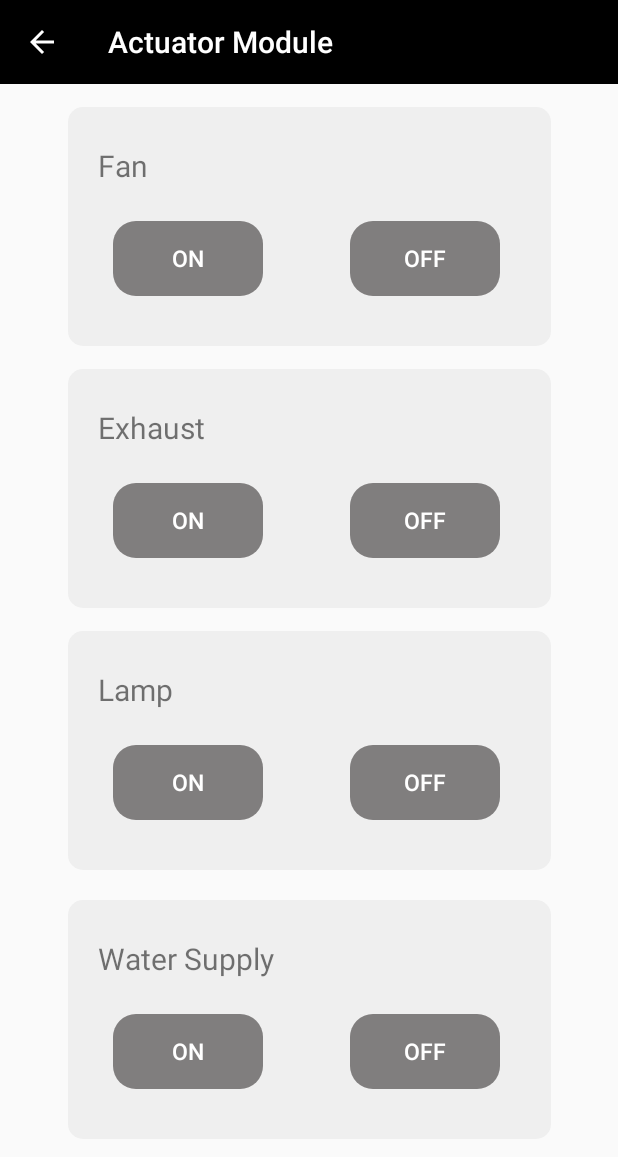
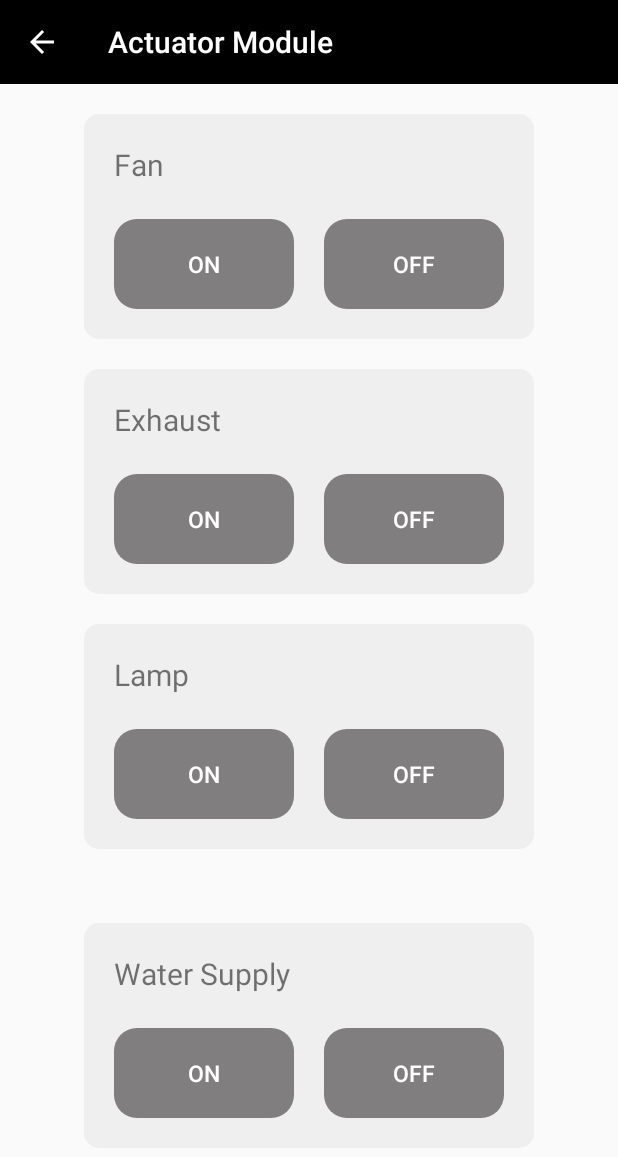
Before and after one commit to Shubhamdhakad432/-greenhouse_monitoring, an Android app: the Actuator screen opened directly, with no data from a screen before it, on a phone screen of 412 x 824 dp. Shown: the top 1157 px of the screen. Run offline under Robolectric (Android 15) with nearby library versions, the phone set to English and light mode, and no system bars; libraries missing offline, so code that uses them is left out: org.eclipse.paho; network calls fail.

Commit message:
Update actuater module

```diff
--- a/app/src/main/res/layout/activity_actuator.xml
+++ b/app/src/main/res/layout/activity_actuator.xml
@@ -14,200 +14,211 @@
         android:layout_height="wrap_content"
         tools:context=".Actuator">
 
-        <android.support.v7.widget.GridLayout
-            android:id="@+id/gridLayout"
-            android:layout_width="322dp"
-            android:layout_height="159dp"
-            android:layout_marginTop="15dp"
+        <LinearLayout
+            android:id="@+id/linearLayout"
+            android:layout_width="300dp"
+            android:layout_height="150dp"
+            android:layout_marginTop="20dp"
             android:background="@drawable/linearlayoutshapesensor"
+            android:orientation="vertical"
             app:layout_constraintEnd_toEndOf="parent"
-            app:layout_constraintHorizontal_bias="0.505"
             app:layout_constraintStart_toStartOf="parent"
-            app:layout_constraintTop_toTopOf="parent">
+            app:layout_constraintTop_toTopOf="parent"
+            tools:ignore="MissingConstraints">
 
             <TextView
                 android:id="@+id/temp_act_text"
-                android:layout_width="158dp"
-                android:layout_height="76dp"
+                android:layout_width="match_parent"
+                android:layout_height="50dp"
                 android:paddingStart="20dp"
-                android:paddingTop="25dp"
+                android:paddingTop="20dp"
                 android:text="@string/temperature_act"
                 android:textSize="20sp"
-                app:layout_column="0"
-                app:layout_row="0"
                 tools:ignore="RtlSymmetry" />
+
+            <LinearLayout
+                android:layout_width="match_parent"
+                android:layout_height="100dp"
+                android:orientation="horizontal">
 
                 <Button
                     android:id="@+id/on_switch_temp"
-                android:layout_width="100dp"
-                android:layout_height="50dp"
-                android:layout_marginStart="30dp"
+                    android:layout_width="120dp"
+                    android:layout_height="60dp"
+                    android:layout_gravity="center"
+                    android:layout_marginStart="20dp"
                     android:background="@drawable/roundbutton_actuator"
                     android:text="@string/on_switch"
                     android:textColor="#FFF"
-                android:textSize="15sp"
-                app:layout_column="0"
-                app:layout_row="1" />
+                    android:textSize="15sp" />
 
                 <Button
                     android:id="@+id/off_switch_temp"
-                android:layout_width="100dp"
-                android:layout_height="50dp"
-                android:layout_marginStart="30dp"
+                    android:layout_width="120dp"
+                    android:layout_height="60dp"
+                    android:layout_gravity="center"
+                    android:layout_marginStart="20dp"
                     android:background="@drawable/roundbutton_actuator"
                     android:text="@string/off_switch"
                     android:textColor="#FFF"
-                android:textSize="15sp"
-                app:layout_column="1"
-                app:layout_row="1" />
+                    android:textSize="15sp" />
+            </LinearLayout>
+        </LinearLayout>
 
-        </android.support.v7.widget.GridLayout>
-
-        <android.support.v7.widget.GridLayout
-            android:id="@+id/gridLayout2"
-            android:layout_width="322dp"
-            android:layout_height="159dp"
-            android:layout_marginTop="15dp"
+        <LinearLayout
+            android:id="@+id/linearLayout3"
+            android:layout_width="300dp"
+            android:layout_height="150dp"
+            android:layout_marginTop="20dp"
             android:background="@drawable/linearlayoutshapesensor"
+            android:orientation="vertical"
             app:layout_constraintEnd_toEndOf="parent"
             app:layout_constraintStart_toStartOf="parent"
-            app:layout_constraintTop_toBottomOf="@+id/gridLayout">
+            app:layout_constraintTop_toBottomOf="@+id/linearLayout"
+            tools:ignore="MissingConstraints">
 
             <TextView
                 android:id="@+id/humid_act_text"
-                android:layout_width="158dp"
-                android:layout_height="76dp"
+                android:layout_width="match_parent"
+                android:layout_height="50dp"
                 android:paddingStart="20dp"
-                android:paddingTop="25sp"
+                android:paddingTop="20dp"
                 android:text="@string/humidty_act"
                 android:textSize="20sp"
-                app:layout_column="0"
-                app:layout_row="0"
                 tools:ignore="RtlSymmetry" />
+
+            <LinearLayout
+                android:layout_width="match_parent"
+                android:layout_height="100dp"
+                android:orientation="horizontal">
 
                 <Button
                     android:id="@+id/on_switch_humid"
-                android:layout_width="100dp"
-                android:layout_height="50dp"
-                android:layout_marginStart="30dp"
+                    android:layout_width="120dp"
+                    android:layout_height="60dp"
+                    android:layout_gravity="center"
+                    android:layout_marginStart="20dp"
                     android:background="@drawable/roundbutton_actuator"
                     android:text="@string/on_switch"
                     android:textColor="#FFF"
-                android:textSize="15sp"
-                app:layout_column="0"
-                app:layout_row="1" />
+                    android:textSize="15sp" />
 
                 <Button
                     android:id="@+id/off_switch_humid"
-                android:layout_width="100dp"
-                android:layout_height="50dp"
-                android:layout_marginStart="30dp"
+                    android:layout_width="120dp"
+                    android:layout_height="60dp"
+                    android:layout_gravity="center"
+                    android:layout_marginStart="20dp"
                     android:background="@drawable/roundbutton_actuator"
                     android:text="@string/off_switch"
                     android:textColor="#FFF"
-                android:textSize="15sp"
-                app:layout_column="1"
-                app:layout_row="1" />
+                    android:textSize="15sp" />
+            </LinearLayout>
+        </LinearLayout>
 
-        </android.support.v7.widget.GridLayout>
-
-        <android.support.v7.widget.GridLayout
-            android:id="@+id/gridLayout3"
-            android:layout_width="322dp"
-            android:layout_height="159dp"
-            android:layout_marginTop="15dp"
+        <LinearLayout
+            android:id="@+id/linearLayout4"
+            android:layout_width="300dp"
+            android:layout_height="150dp"
+            android:layout_marginTop="20dp"
             android:background="@drawable/linearlayoutshapesensor"
+            android:orientation="vertical"
             app:layout_constraintEnd_toEndOf="parent"
             app:layout_constraintStart_toStartOf="parent"
-            app:layout_constraintTop_toBottomOf="@+id/gridLayout2">
+            app:layout_constraintTop_toBottomOf="@+id/linearLayout3"
+            tools:ignore="MissingConstraints">
 
             <TextView
                 android:id="@+id/light_act"
-                android:layout_width="158dp"
-                android:layout_height="76dp"
+                android:layout_width="match_parent"
+                android:layout_height="50dp"
                 android:paddingStart="20dp"
-                android:paddingTop="25sp"
+                android:paddingTop="20dp"
                 android:text="@string/light_act"
                 android:textSize="20sp"
-                app:layout_column="0"
-                app:layout_row="0"
                 tools:ignore="RtlSymmetry" />
+
+            <LinearLayout
+                android:layout_width="match_parent"
+                android:layout_height="100dp"
+                android:orientation="horizontal">
 
                 <Button
                     android:id="@+id/on_light"
-                android:layout_width="100dp"
-                android:layout_height="50dp"
-                android:layout_marginStart="30dp"
+                    android:layout_width="120dp"
+                    android:layout_height="60dp"
+                    android:layout_gravity="center"
+                    android:layout_marginStart="20dp"
                     android:background="@drawable/roundbutton_actuator"
                     android:text="@string/on_switch"
                     android:textColor="#FFF"
-                android:textSize="15sp"
-                app:layout_column="0"
-                app:layout_row="1" />
+                    android:textSize="15sp" />
 
                 <Button
                     android:id="@+id/off_light"
-                android:layout_width="100dp"
-                android:layout_height="50dp"
-                android:layout_marginStart="30dp"
+                    android:layout_width="120dp"
+                    android:layout_height="60dp"
+                    android:layout_gravity="center"
+                    android:layout_marginStart="20dp"
                     android:background="@drawable/roundbutton_actuator"
                     android:text="@string/off_switch"
                     android:textColor="#FFF"
-                android:textSize="15sp"
-                app:layout_column="1"
-                app:layout_row="1" />
+                    android:textSize="15sp" />
+            </LinearLayout>
+        </LinearLayout>
 
-        </android.support.v7.widget.GridLayout>
-
-        <android.support.v7.widget.GridLayout
-            android:layout_width="322dp"
-            android:layout_height="159dp"
-            android:layout_marginTop="15dp"
+        <LinearLayout
+            android:id="@+id/linearLayout5"
+            android:layout_width="300dp"
+            android:layout_height="150dp"
+            android:layout_marginTop="20dp"
             android:layout_marginBottom="30dp"
             android:background="@drawable/linearlayoutshapesensor"
+            android:orientation="vertical"
             app:layout_constraintBottom_toBottomOf="parent"
             app:layout_constraintEnd_toEndOf="parent"
             app:layout_constraintStart_toStartOf="parent"
-            app:layout_constraintTop_toBottomOf="@+id/gridLayout3"
-            app:layout_constraintVertical_bias="0.122">
+            app:layout_constraintTop_toBottomOf="@+id/linearLayout4"
+            tools:ignore="MissingConstraints">
 
             <TextView
                 android:id="@+id/light_act_text"
-                android:layout_width="158dp"
-                android:layout_height="76dp"
+                android:layout_width="match_parent"
+                android:layout_height="50dp"
                 android:paddingStart="20dp"
-                android:paddingTop="25sp"
+                android:paddingTop="20dp"
                 android:text="@string/soil_moisture_act"
                 android:textSize="20sp"
-                app:layout_column="0"
-                app:layout_row="0"
                 tools:ignore="RtlSymmetry" />
+
+            <LinearLayout
+                android:layout_width="match_parent"
+                android:layout_height="100dp"
+                android:orientation="horizontal">
 
                 <Button
                     android:id="@+id/on_switch_soil"
-                android:layout_width="100dp"
-                android:layout_height="50dp"
-                android:layout_marginStart="30dp"
+                    android:layout_width="120dp"
+                    android:layout_height="60dp"
+                    android:layout_gravity="center"
+                    android:layout_marginStart="20dp"
                     android:background="@drawable/roundbutton_actuator"
                     android:text="@string/on_switch"
                     android:textColor="#FFF"
-                android:textSize="15sp"
-                app:layout_column="0"
-                app:layout_row="1" />
+                    android:textSize="15sp" />
 
                 <Button
                     android:id="@+id/off_switch_soil"
-                android:layout_width="100dp"
-                android:layout_height="50dp"
-                android:layout_marginStart="30dp"
+                    android:layout_width="120dp"
+                    android:layout_height="60dp"
+                    android:layout_gravity="center"
+                    android:layout_marginStart="20dp"
                     android:background="@drawable/roundbutton_actuator"
                     android:text="@string/off_switch"
                     android:textColor="#FFF"
-                android:textSize="15sp"
-                app:layout_column="1"
-                app:layout_row="1" />
-
-        </android.support.v7.widget.GridLayout>
+                    android:textSize="15sp" />
+            </LinearLayout>
+        </LinearLayout>
 
 
     </android.support.constraint.ConstraintLayout>
--- a/app/src/main/res/layout/activity_main.xml
+++ b/app/src/main/res/layout/activity_main.xml
@@ -19,7 +19,7 @@
 
         <LinearLayout
             android:layout_width="294dp"
-            android:layout_height="462dp"
+            android:layout_height="480dp"
             android:background="@drawable/linearlayoutshape"
             android:orientation="vertical"
             app:layout_constraintBottom_toBottomOf="parent"
@@ -33,10 +33,10 @@
             <TextView
                 android:id="@+id/welcome"
                 android:layout_width="wrap_content"
-                android:layout_height="50dp"
+                android:layout_height="wrap_content"
+                android:layout_gravity="center"
                 android:text="@string/welcome"
                 android:textSize="40sp"
-                android:layout_marginStart="60dp"
                 android:layout_marginTop="20dp"
                 android:textColor="@color/green"/>
 
@@ -44,9 +44,8 @@
                 android:id="@+id/login_username"
                 android:layout_width="wrap_content"
                 android:layout_height="wrap_content"
-                android:layout_marginStart="40dp"
+                android:layout_gravity="center"
                 android:layout_marginTop="40dp"
-                android:layout_marginEnd="10dp"
                 android:autofillHints="Username"
                 android:ems="10"
                 android:hint="@string/enter_username"
@@ -61,9 +60,8 @@
                 android:id="@+id/login_password"
                 android:layout_width="wrap_content"
                 android:layout_height="wrap_content"
-                android:layout_marginStart="40dp"
+                android:layout_gravity="center"
                 android:layout_marginTop="10dp"
-                android:layout_marginEnd="10dp"
                 android:autofillHints="Username"
                 android:ems="10"
                 android:hint="@string/enter_password"
@@ -76,11 +74,10 @@
 
             <Button
                 android:id="@+id/login_refresh"
-                android:layout_width="match_parent"
-                android:layout_height="50dp"
-                android:layout_marginLeft="10dp"
+                android:layout_width="209dp"
+                android:layout_height="wrap_content"
+                android:layout_gravity="center"
                 android:layout_marginTop="30dp"
-                android:layout_marginRight="10dp"
                 android:background="@drawable/roundbutton"
                 android:onClick="login_refresh"
                 android:text="@string/login_me"
@@ -90,12 +87,11 @@
             <Button
                 android:id="@+id/button"
                 android:layout_width="120dp"
-                android:layout_height="112dp"
-                android:layout_marginStart="85dp"
+                android:layout_height="120dp"
                 android:layout_marginTop="30dp"
                 android:onClick="login_refresh"
-                android:layout_marginEnd="10dp"
-                android:layout_marginBottom="20dp"
+                android:layout_gravity="center"
+                android:layout_marginBottom="30dp"
                 android:background="@drawable/leaf" />
 
         </LinearLayout>
```
Lines whose indentation alone changed are shown as unchanged.
